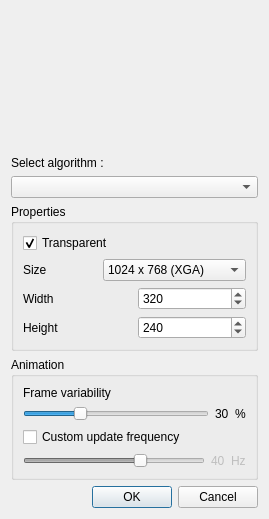
Above: src/AlgorithmSelectionDialog.ui from markus-wa/glmixer-mirror before the change. Below: the same form after it.
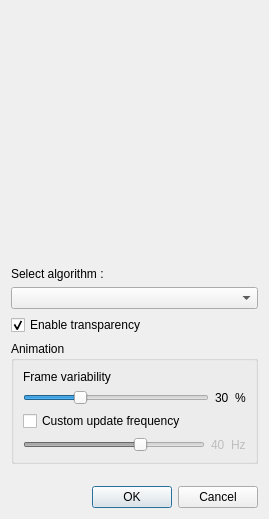
That is the form after the change. Icons and pictures are not drawn. Custom widgets are drawn as their Qt base class.

Commit message: Implementation of VideoStreamSource (with VideoStream and its creation dialogs. Creation of a SizeSelectionDialog for all sources dialog. Improvement of stability for WebSource and OpenCV Sources.

```diff
--- a/src/AlgorithmSelectionDialog.ui
+++ b/src/AlgorithmSelectionDialog.ui
@@ -51,229 +51,19 @@
     </widget>
    </item>
    <item>
-    <widget class="QGroupBox" name="sizeGroupBox">
-     <property name="sizePolicy">
-      <sizepolicy hsizetype="Expanding" vsizetype="Maximum">
-       <horstretch>0</horstretch>
-       <verstretch>0</verstretch>
-      </sizepolicy>
+    <widget class="QCheckBox" name="ignoreAlphaCheckbox">
+     <property name="layoutDirection">
+      <enum>Qt::LeftToRight</enum>
      </property>
-     <property name="title">
-      <string>Properties</string>
+     <property name="styleSheet">
+      <string notr="true"/>
      </property>
-     <property name="flat">
+     <property name="text">
+      <string>Enable transparency</string>
+     </property>
+     <property name="checked">
       <bool>true</bool>
      </property>
-     <layout class="QGridLayout" name="gridLayout">
-      <item row="0" column="0" colspan="2">
-       <widget class="QCheckBox" name="ignoreAlphaCheckbox">
-        <property name="layoutDirection">
-         <enum>Qt::LeftToRight</enum>
-        </property>
-        <property name="styleSheet">
-         <string notr="true"/>
-        </property>
-        <property name="text">
-         <string>Transparent</string>
-        </property>
-        <property name="checked">
-         <bool>true</bool>
-        </property>
-       </widget>
-      </item>
-      <item row="1" column="0">
-       <widget class="QLabel" name="label_2">
-        <property name="text">
-         <string>Size   </string>
-        </property>
-        <property name="buddy">
-         <cstring>presetsSizeComboBox</cstring>
-        </property>
-       </widget>
-      </item>
-      <item row="1" column="1">
-       <widget class="QComboBox" name="presetsSizeComboBox">
-        <property name="sizePolicy">
-         <sizepolicy hsizetype="Minimum" vsizetype="Fixed">
-          <horstretch>0</horstretch>
-          <verstretch>0</verstretch>
-         </sizepolicy>
-        </property>
-        <property name="currentIndex">
-         <number>14</number>
-        </property>
-        <property name="sizeAdjustPolicy">
-         <enum>QComboBox::AdjustToContents</enum>
-        </property>
-        <item>
-         <property name="text">
-          <string>Custom</string>
-         </property>
-        </item>
-        <item>
-         <property name="text">
-          <string notr="true">2 x 2</string>
-         </property>
-        </item>
-        <item>
-         <property name="text">
-          <string notr="true">8 x 8</string>
-         </property>
-        </item>
-        <item>
-         <property name="text">
-          <string notr="true">16 x 16</string>
-         </property>
-        </item>
-        <item>
-         <property name="text">
-          <string notr="true">32 x 32</string>
-         </property>
-        </item>
-        <item>
-         <property name="text">
-          <string notr="true">64 x 64</string>
-         </property>
-        </item>
-        <item>
-         <property name="text">
-          <string notr="true">128 x 128</string>
-         </property>
-        </item>
-        <item>
-         <property name="text">
-          <string notr="true">256 x 256</string>
-         </property>
-        </item>
-        <item>
-         <property name="text">
-          <string notr="true">160 x 120</string>
-         </property>
-        </item>
-        <item>
-         <property name="text">
-          <string notr="true">320 x 240  (QVGA)</string>
-         </property>
-        </item>
-        <item>
-         <property name="text">
-          <string notr="true">640 x 480  (VGA)</string>
-         </property>
-        </item>
-        <item>
-         <property name="text">
-          <string notr="true">720 x 480  (NTSC)</string>
-         </property>
-        </item>
-        <item>
-         <property name="text">
-          <string notr="true">768 x 576  (PAL)</string>
-         </property>
-        </item>
-        <item>
-         <property name="text">
-          <string notr="true">800 x 600  (SVGA)</string>
-         </property>
-        </item>
-        <item>
-         <property name="text">
-          <string notr="true">1024 x 768 (XGA)</string>
-         </property>
-        </item>
-        <item>
-         <property name="text">
-          <string notr="true">1280 x 720 (HD)</string>
-         </property>
-        </item>
-        <item>
-         <property name="text">
-          <string notr="true">1600 x 1200 (UXGA)</string>
-         </property>
-        </item>
-        <item>
-         <property name="text">
-          <string notr="true">1920 x 1080 (FHD)</string>
-         </property>
-        </item>
-       </widget>
-      </item>
-      <item row="2" column="0" colspan="2">
-       <widget class="QWidget" name="sizeGrid" native="true">
-        <layout class="QGridLayout" name="sizeGridLayout">
-         <property name="leftMargin">
-          <number>0</number>
-         </property>
-         <property name="topMargin">
-          <number>0</number>
-         </property>
-         <property name="rightMargin">
-          <number>0</number>
-         </property>
-         <property name="bottomMargin">
-          <number>0</number>
-         </property>
-         <item row="0" column="0">
-          <widget class="QLabel" name="w">
-           <property name="enabled">
-            <bool>true</bool>
-           </property>
-           <property name="text">
-            <string>Width</string>
-           </property>
-           <property name="buddy">
-            <cstring>widthSpinBox</cstring>
-           </property>
-          </widget>
-         </item>
-         <item row="0" column="1">
-          <widget class="QSpinBox" name="widthSpinBox">
-           <property name="enabled">
-            <bool>true</bool>
-           </property>
-           <property name="minimum">
-            <number>2</number>
-           </property>
-           <property name="maximum">
-            <number>1920</number>
-           </property>
-           <property name="value">
-            <number>320</number>
-           </property>
-          </widget>
-         </item>
-         <item row="1" column="1">
-          <widget class="QSpinBox" name="heightSpinBox">
-           <property name="enabled">
-            <bool>true</bool>
-           </property>
-           <property name="minimum">
-            <number>2</number>
-           </property>
-           <property name="maximum">
-            <number>1200</number>
-           </property>
-           <property name="value">
-            <number>240</number>
-           </property>
-          </widget>
-         </item>
-         <item row="1" column="0">
-          <widget class="QLabel" name="h">
-           <property name="enabled">
-            <bool>true</bool>
-           </property>
-           <property name="text">
-            <string>Height</string>
-           </property>
-           <property name="buddy">
-            <cstring>heightSpinBox</cstring>
-           </property>
-          </widget>
-         </item>
-        </layout>
-       </widget>
-      </item>
-     </layout>
     </widget>
    </item>
    <item>
@@ -397,6 +187,22 @@
      </layout>
     </widget>
    </item>
+   <item>
+    <widget class="SizeSelectionWidget" name="sizeselection" native="true">
+     <property name="sizePolicy">
+      <sizepolicy hsizetype="Preferred" vsizetype="Maximum">
+       <horstretch>0</horstretch>
+       <verstretch>0</verstretch>
+      </sizepolicy>
+     </property>
+     <property name="minimumSize">
+      <size>
+       <width>0</width>
+       <height>10</height>
+      </size>
+     </property>
+    </widget>
+   </item>
    <item>
     <widget class="QDialogButtonBox" name="validationButtonBox">
      <property name="orientation">
@@ -416,6 +222,15 @@
    <header>SourceDisplayWidget.h</header>
    <container>1</container>
   </customwidget>
+  <customwidget>
+   <class>SizeSelectionWidget</class>
+   <extends>QWidget</extends>
+   <header>SizeSelectionWidget.h</header>
+   <container>1</container>
+   <slots>
+    <signal>sizeChanged()</signal>
+   </slots>
+  </customwidget>
  </customwidgets>
  <resources>
   <include location="../icons.qrc"/>
```
The commit also changes 54 other files.
